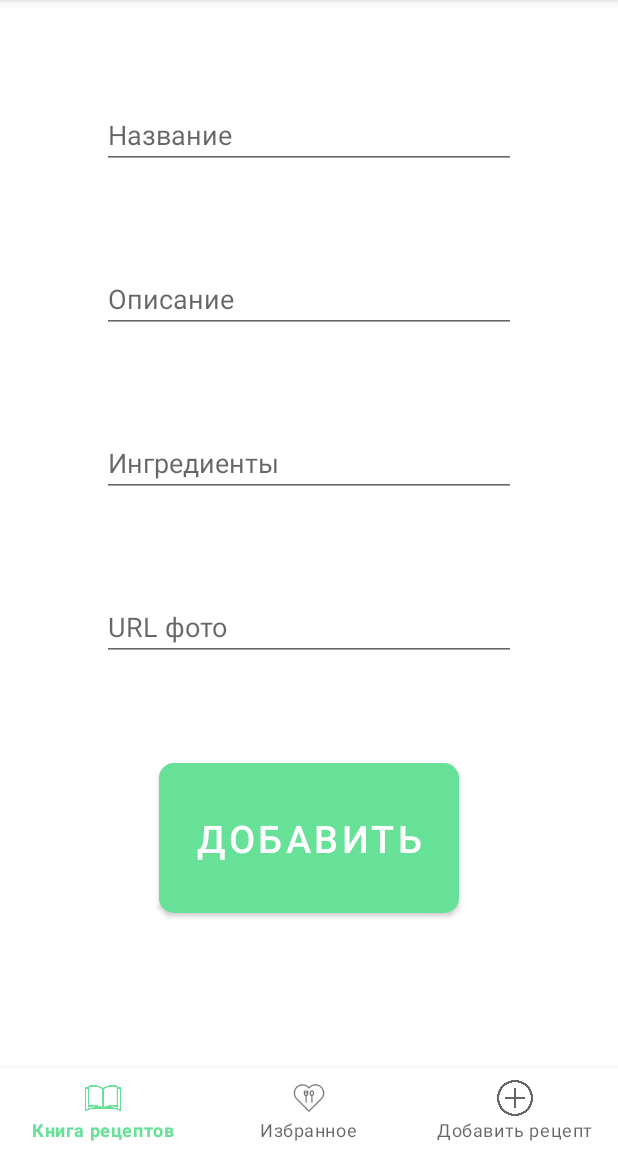
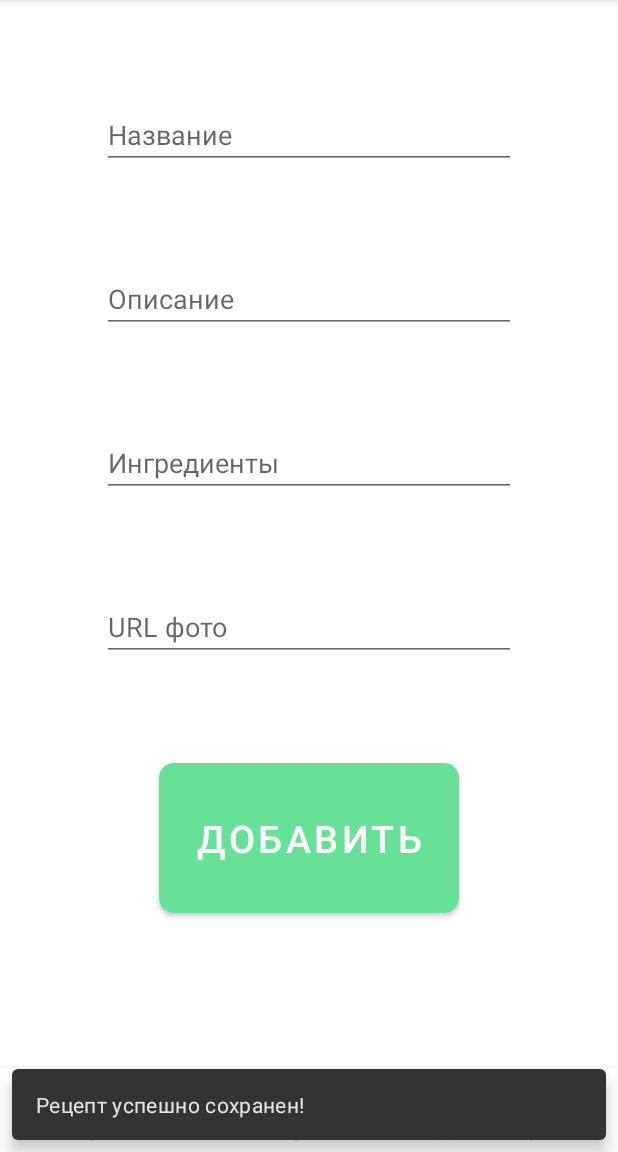
Before and after one commit to ksushagolubeffa/RecipeBox, an Android app: the AddFragment screen opened through its navigation route, after a tap on "ДОБАВИТЬ", on a phone screen of 412 x 824 dp, the part 84-1236 px from its top. Run offline under Robolectric (Android 15) with nearby library versions, the phone set to English and light mode, and no system bars; our stand-ins replace Room's generated code, navigation-ui; pictures from the network do not load.

Commit message:
Snackbar for Add

```diff
--- a/app/src/main/java/com/example/recipebox/AddFragment.kt
+++ b/app/src/main/java/com/example/recipebox/AddFragment.kt
@@ -7,6 +7,7 @@ import androidx.room.Room
 import com.example.recipebox.database.AppDatabase
 import com.example.recipebox.database.Recipes
 import com.example.recipebox.databinding.FragmentAddBinding
+import com.google.android.material.snackbar.Snackbar
 
 class AddFragment: Fragment(R.layout.fragment_add) {
 
@@ -23,7 +24,7 @@ class AddFragment: Fragment(R.layout.fragment_add) {
                 addToBase(editText.text.toString(),editText2.text.toString(),
                     editText3.text.toString(),editText4.text.toString())
             }
-
+            Snackbar.make(view, "Рецепт успешно сохранен!", Snackbar.LENGTH_LONG).show()
         }
     }
 
```
